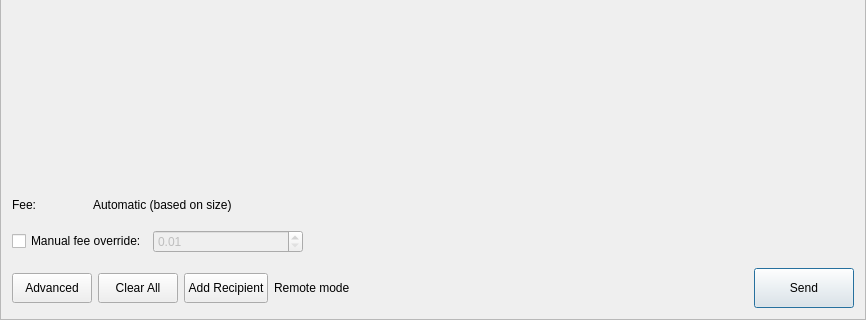
Old version of the form src/gui/ui/sendframe.ui in the repository discretecoin/discrete-wallet; both pictures show x 0 to 866 and y 270 to 590 of the 866 by 590 pixel window.
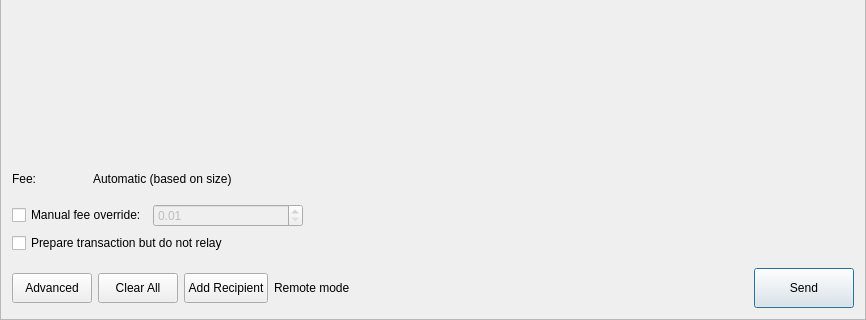
New version of the form. Icons and pictures are not drawn.

Commit message:
Restore offline transaction preparation
Add GUI raw transaction export, update Discrete branding and translations, and align release packaging with current executable names.

```diff
--- a/src/gui/ui/sendframe.ui
+++ b/src/gui/ui/sendframe.ui
@@ -191,6 +191,16 @@
         </property>
        </widget>
       </item>
+      <item row="1" column="0" colspan="3">
+       <widget class="QCheckBox" name="dontRelayCheckBox">
+        <property name="toolTip">
+         <string>Build and sign the transaction, then show its raw hex without sending it to the network.</string>
+        </property>
+        <property name="text">
+         <string>Prepare transaction but do not relay</string>
+        </property>
+       </widget>
+      </item>
      </layout>
     </widget>
    </item>
```
Left out of the diff: 17 changed lines with no effect on the pictures. The commit also changes 29 other files.
